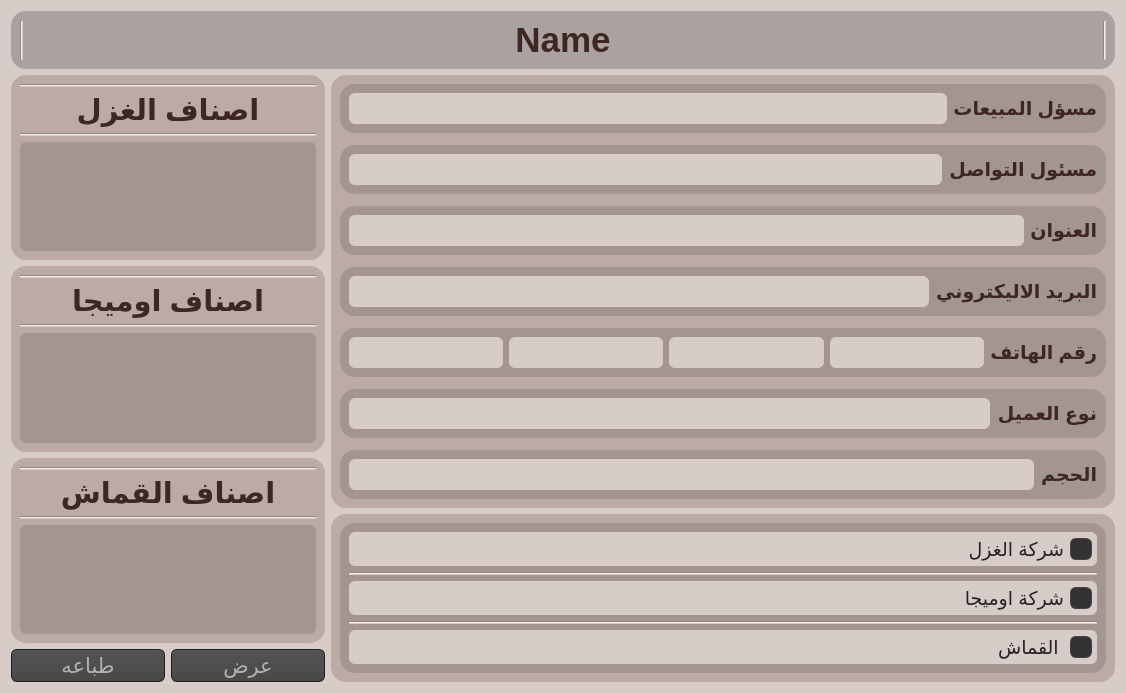
Qt form Layouts/details_ui.ui (3bdokha/Customers) before a commit.
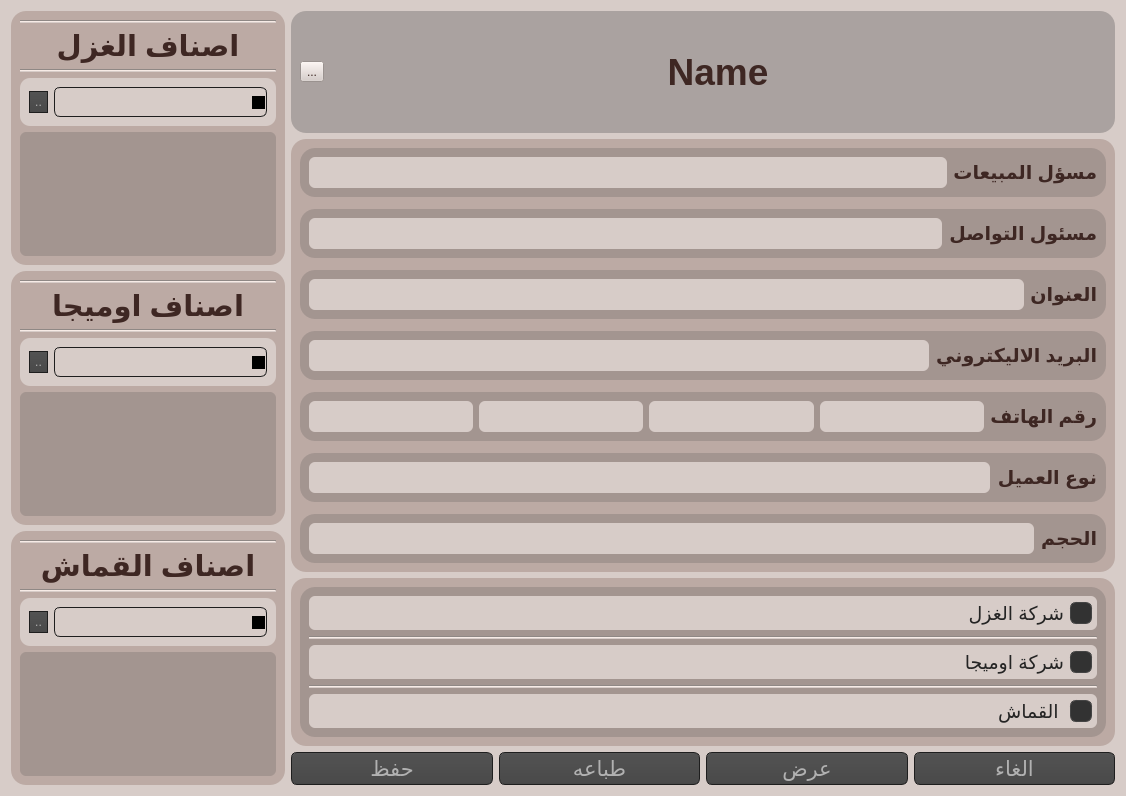
The same form after that commit. Icons and pictures are not drawn.

The edit to the form file:
```diff
--- a/Layouts/details_ui.ui
+++ b/Layouts/details_ui.ui
@@ -7,7 +7,7 @@
     <x>0</x>
     <y>0</y>
     <width>1126</width>
-    <height>692</height>
+    <height>796</height>
    </rect>
   </property>
   <property name="sizePolicy">
@@ -19,7 +19,7 @@
   <property name="maximumSize">
    <size>
     <width>1126</width>
-    <height>692</height>
+    <height>16777215</height>
    </size>
   </property>
   <property name="windowTitle">
@@ -543,54 +543,9 @@
     border: 1px solid #444;
 }</string>
   </property>
-  <layout class="QVBoxLayout" name="verticalLayout_2">
+  <layout class="QHBoxLayout" name="horizontalLayout_7" stretch="0,1">
    <item>
-    <widget class="QGroupBox" name="groupBox_13">
-     <property name="styleSheet">
-      <string notr="true">QGroupBox{
- background-color:rgba(66,66,66,30%);
-}</string>
-     </property>
-     <property name="title">
-      <string/>
-     </property>
-     <layout class="QHBoxLayout" name="horizontalLayout_11" stretch="0,0,0">
-      <item>
-       <widget class="Line" name="line_10">
-        <property name="orientation">
-         <enum>Qt::Vertical</enum>
-        </property>
-       </widget>
-      </item>
-      <item>
-       <widget class="QLabel" name="lblName">
-        <property name="font">
-         <font>
-          <pointsize>26</pointsize>
-          <weight>75</weight>
-          <bold>true</bold>
-         </font>
-        </property>
-        <property name="text">
-         <string>Name</string>
-        </property>
-        <property name="alignment">
-         <set>Qt::AlignCenter</set>
-        </property>
-       </widget>
-      </item>
-      <item>
-       <widget class="Line" name="line_26">
-        <property name="orientation">
-         <enum>Qt::Vertical</enum>
-        </property>
-       </widget>
-      </item>
-     </layout>
-    </widget>
-   </item>
-   <item>
-    <layout class="QHBoxLayout" name="horizontalLayout_2" stretch="2,5">
+    <layout class="QVBoxLayout" name="verticalLayout_7">
      <item>
       <layout class="QVBoxLayout" name="verticalLayout">
        <item>
@@ -630,11 +585,64 @@
             </property>
            </widget>
           </item>
+          <item>
+           <widget class="QFrame" name="fYarn">
+            <property name="styleSheet">
+             <string notr="true"> border-radius:10px;</string>
+            </property>
+            <property name="frameShape">
+             <enum>QFrame::StyledPanel</enum>
+            </property>
+            <property name="frameShadow">
+             <enum>QFrame::Raised</enum>
+            </property>
+            <layout class="QHBoxLayout" name="horizontalLayout_6" stretch="0,1">
+             <item>
+              <widget class="QPushButton" name="btnYarn">
+               <property name="text">
+                <string>..</string>
+               </property>
+              </widget>
+             </item>
+             <item>
+              <widget class="QComboBox" name="comYarn">
+               <property name="font">
+                <font>
+                 <pointsize>-1</pointsize>
+                 <weight>75</weight>
+                 <bold>true</bold>
+                </font>
+               </property>
+               <property name="styleSheet">
+                <string notr="true">background-color: #D7CCC8;
+border-width: 1px;
+border-color: #1e1e1e;
+border-radius: 6;
+padding: 3px;
+padding-left: 5px;
+padding-right: 5px;
+font-size: 17px;
+font-weight: bold;</string>
+               </property>
+               <property name="editable">
+                <bool>true</bool>
+               </property>
+               <property name="insertPolicy">
+                <enum>QComboBox::NoInsert</enum>
+               </property>
+               <property name="sizeAdjustPolicy">
+                <enum>QComboBox::AdjustToMinimumContentsLengthWithIcon</enum>
+               </property>
+              </widget>
+             </item>
+            </layout>
+           </widget>
+          </item>
           <item>
            <widget class="QTableWidget" name="twYarn">
             <property name="font">
              <font>
-              <pointsize>20</pointsize>
+              <pointsize>16</pointsize>
              </font>
             </property>
             <property name="styleSheet">
@@ -680,6 +688,10 @@
          </layout>
         </widget>
        </item>
+      </layout>
+     </item>
+     <item>
+      <layout class="QVBoxLayout" name="verticalLayout_2">
        <item>
         <widget class="QGroupBox" name="groupBox_14">
          <property name="title">
@@ -717,11 +729,64 @@
             </property>
            </widget>
           </item>
+          <item>
+           <widget class="QFrame" name="fOmega">
+            <property name="styleSheet">
+             <string notr="true"> border-radius:10px;</string>
+            </property>
+            <property name="frameShape">
+             <enum>QFrame::StyledPanel</enum>
+            </property>
+            <property name="frameShadow">
+             <enum>QFrame::Raised</enum>
+            </property>
+            <layout class="QHBoxLayout" name="horizontalLayout_2" stretch="0,1">
+             <item>
+              <widget class="QPushButton" name="btnOmega">
+               <property name="text">
+                <string>..</string>
+               </property>
+              </widget>
+             </item>
+             <item>
+              <widget class="QComboBox" name="comOmega">
+               <property name="font">
+                <font>
+                 <pointsize>-1</pointsize>
+                 <weight>75</weight>
+                 <bold>true</bold>
+                </font>
+               </property>
+               <property name="styleSheet">
+                <string notr="true">background-color: #D7CCC8;
+border-width: 1px;
+border-color: #1e1e1e;
+border-radius: 6;
+padding: 3px;
+padding-left: 5px;
+padding-right: 5px;
+font-size: 17px;
+font-weight: bold;</string>
+               </property>
+               <property name="editable">
+                <bool>true</bool>
+               </property>
+               <property name="insertPolicy">
+                <enum>QComboBox::NoInsert</enum>
+               </property>
+               <property name="sizeAdjustPolicy">
+                <enum>QComboBox::AdjustToMinimumContentsLengthWithIcon</enum>
+               </property>
+              </widget>
+             </item>
+            </layout>
+           </widget>
+          </item>
           <item>
            <widget class="QTableWidget" name="twOmega">
             <property name="font">
              <font>
-              <pointsize>20</pointsize>
+              <pointsize>16</pointsize>
              </font>
             </property>
             <property name="styleSheet">
@@ -767,6 +832,10 @@
          </layout>
         </widget>
        </item>
+      </layout>
+     </item>
+     <item>
+      <layout class="QVBoxLayout" name="verticalLayout_3">
        <item>
         <widget class="QGroupBox" name="groupBox_15">
          <property name="title">
@@ -804,11 +873,64 @@
             </property>
            </widget>
           </item>
+          <item>
+           <widget class="QFrame" name="fCloth">
+            <property name="styleSheet">
+             <string notr="true"> border-radius:10px;</string>
+            </property>
+            <property name="frameShape">
+             <enum>QFrame::StyledPanel</enum>
+            </property>
+            <property name="frameShadow">
+             <enum>QFrame::Raised</enum>
+            </property>
+            <layout class="QHBoxLayout" name="horizontalLayout_4" stretch="0,1">
+             <item>
+              <widget class="QPushButton" name="btnCloth">
+               <property name="text">
+                <string>..</string>
+               </property>
+              </widget>
+             </item>
+             <item>
+              <widget class="QComboBox" name="comCloth">
+               <property name="font">
+                <font>
+                 <pointsize>-1</pointsize>
+                 <weight>75</weight>
+                 <bold>true</bold>
+                </font>
+               </property>
+               <property name="styleSheet">
+                <string notr="true">background-color: #D7CCC8;
+border-width: 1px;
+border-color: #1e1e1e;
+border-radius: 6;
+padding: 3px;
+padding-left: 5px;
+padding-right: 5px;
+font-size: 17px;
+font-weight: bold;</string>
+               </property>
+               <property name="editable">
+                <bool>true</bool>
+               </property>
+               <property name="insertPolicy">
+                <enum>QComboBox::NoInsert</enum>
+               </property>
+               <property name="sizeAdjustPolicy">
+                <enum>QComboBox::AdjustToMinimumContentsLengthWithIcon</enum>
+               </property>
+              </widget>
+             </item>
+            </layout>
+           </widget>
+          </item>
           <item>
            <widget class="QTableWidget" name="twCloth">
             <property name="font">
              <font>
-              <pointsize>20</pointsize>
+              <pointsize>16</pointsize>
              </font>
             </property>
             <property name="styleSheet">
@@ -854,44 +976,56 @@
          </layout>
         </widget>
        </item>
+      </layout>
+     </item>
+    </layout>
+   </item>
        <item>
-        <layout class="QHBoxLayout" name="horizontalLayout">
+    <layout class="QVBoxLayout" name="verticalLayout_6" stretch="1,0,0,0">
          <item>
-          <widget class="QPushButton" name="btnPrint">
-           <property name="font">
-            <font>
-             <pointsize>16</pointsize>
-            </font>
-           </property>
+      <widget class="QGroupBox" name="groupBox_13">
+       <property name="styleSheet">
+        <string notr="true">QGroupBox{
+ background-color:rgba(66,66,66,30%);
+}</string>
+       </property>
+       <property name="title">
+        <string/>
+       </property>
+       <layout class="QHBoxLayout" name="horizontalLayout_11" stretch="0,0">
+        <item>
+         <widget class="QToolButton" name="btnEdit">
            <property name="text">
-            <string>طباعه</string>
+           <string>...</string>
            </property>
           </widget>
          </item>
          <item>
-          <widget class="QPushButton" name="btnPrev">
+         <widget class="QLabel" name="lblName">
            <property name="font">
             <font>
-             <pointsize>16</pointsize>
+            <pointsize>28</pointsize>
+            <weight>75</weight>
+            <bold>true</bold>
             </font>
            </property>
            <property name="text">
-            <string>عرض</string>
-           </property>
+           <string>Name</string>
+          </property>
+          <property name="alignment">
+           <set>Qt::AlignCenter</set>
+          </property>
           </widget>
          </item>
         </layout>
-       </item>
-      </layout>
-     </item>
-     <item>
-      <layout class="QVBoxLayout" name="verticalLayout_27">
+      </widget>
+     </item>
        <item>
         <widget class="QGroupBox" name="groupBox_54">
          <property name="title">
           <string/>
          </property>
-         <layout class="QVBoxLayout" name="verticalLayout_5" stretch="1,0,0,0,1,0,0">
+       <layout class="QVBoxLayout" name="verticalLayout_5" stretch="0,0,0,0,0,0,0">
           <property name="spacing">
            <number>12</number>
           </property>
@@ -1345,6 +1479,56 @@
            </widget>
           </item>
          </layout>
+      </widget>
+     </item>
+     <item>
+      <layout class="QHBoxLayout" name="horizontalLayout">
+       <item>
+        <widget class="QPushButton" name="btnSave">
+         <property name="font">
+          <font>
+           <pointsize>16</pointsize>
+          </font>
+         </property>
+         <property name="text">
+          <string>حفظ</string>
+         </property>
+        </widget>
+       </item>
+       <item>
+        <widget class="QPushButton" name="btnPrint">
+         <property name="font">
+          <font>
+           <pointsize>16</pointsize>
+          </font>
+         </property>
+         <property name="text">
+          <string>طباعه</string>
+         </property>
+        </widget>
+       </item>
+       <item>
+        <widget class="QPushButton" name="btnPrev">
+         <property name="font">
+          <font>
+           <pointsize>16</pointsize>
+          </font>
+         </property>
+         <property name="text">
+          <string>عرض</string>
+         </property>
+        </widget>
+       </item>
+       <item>
+        <widget class="QPushButton" name="btnCancle">
+         <property name="font">
+          <font>
+           <pointsize>16</pointsize>
+          </font>
+         </property>
+         <property name="text">
+          <string>الغاء</string>
+         </property>
         </widget>
        </item>
       </layout>
```
Lines whose indentation alone changed are shown as unchanged.
